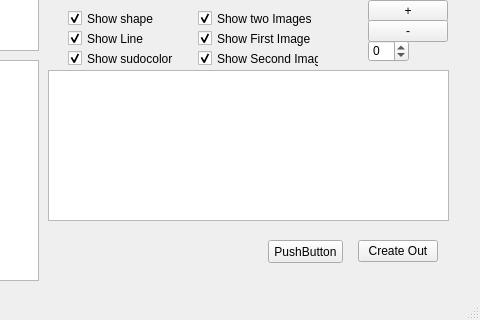
Qt form mainwindow.ui (marcinkociolek/HaralickDirMapViever) before a commit; both pictures show x 342 to 822 and y 277 to 597 of the 822 by 597 pixel window.
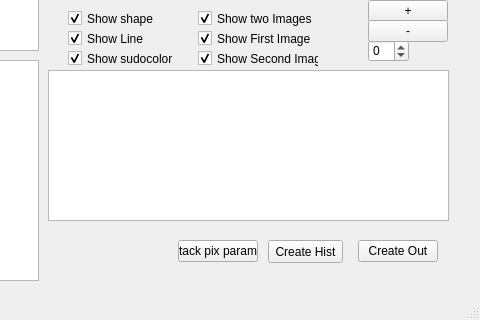
The same form after that commit.

Commit message: Pix Hist incremental

What changed in the file:
```diff
--- a/mainwindow.ui
+++ b/mainwindow.ui
@@ -617,7 +617,20 @@
      </rect>
     </property>
     <property name="text">
-     <string>PushButton</string>
+     <string>Create Hist</string>
+    </property>
+   </widget>
+   <widget class="QPushButton" name="pushButtonCreateGlobalHist">
+    <property name="geometry">
+     <rect>
+      <x>520</x>
+      <y>500</y>
+      <width>80</width>
+      <height>22</height>
+     </rect>
+    </property>
+    <property name="text">
+     <string>stack pix params</string>
     </property>
    </widget>
   </widget>
```
The commit also changes 3 other files.
